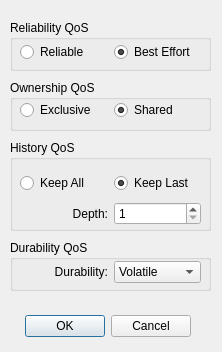
This is demo/ishapes/readerQosForm.ui in nevion/simd-cxx-old as Qt 5 draws it before an edit. The edited form follows.
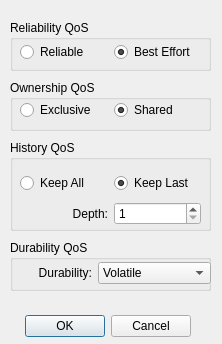
This is the edited form.

What changed in the file:
```diff
--- a/demo/ishapes/readerQosForm.ui
+++ b/demo/ishapes/readerQosForm.ui
@@ -10,7 +10,7 @@
     <x>0</x>
     <y>0</y>
     <width>222</width>
-    <height>352</height>
+    <height>344</height>
    </rect>
   </property>
   <property name="windowTitle">
@@ -97,8 +97,8 @@
      <rect>
       <x>10</x>
       <y>20</y>
-      <width>181</width>
-      <height>24</height>
+      <width>191</width>
+      <height>26</height>
      </rect>
     </property>
     <layout class="QHBoxLayout" name="horizontalLayout_6">
@@ -124,6 +124,11 @@
          <string>Transient</string>
         </property>
        </item>
+       <item>
+        <property name="text">
+         <string>Transient Local</string>
+        </property>
+       </item>
        <item>
         <property name="text">
          <string>Persistent</string>
@@ -152,7 +157,7 @@
       <x>10</x>
       <y>30</y>
       <width>181</width>
-      <height>58</height>
+      <height>59</height>
      </rect>
     </property>
     <layout class="QVBoxLayout" name="verticalLayout_2">
```
Left out of the diff: 1 changed line with no effect on the pictures.
